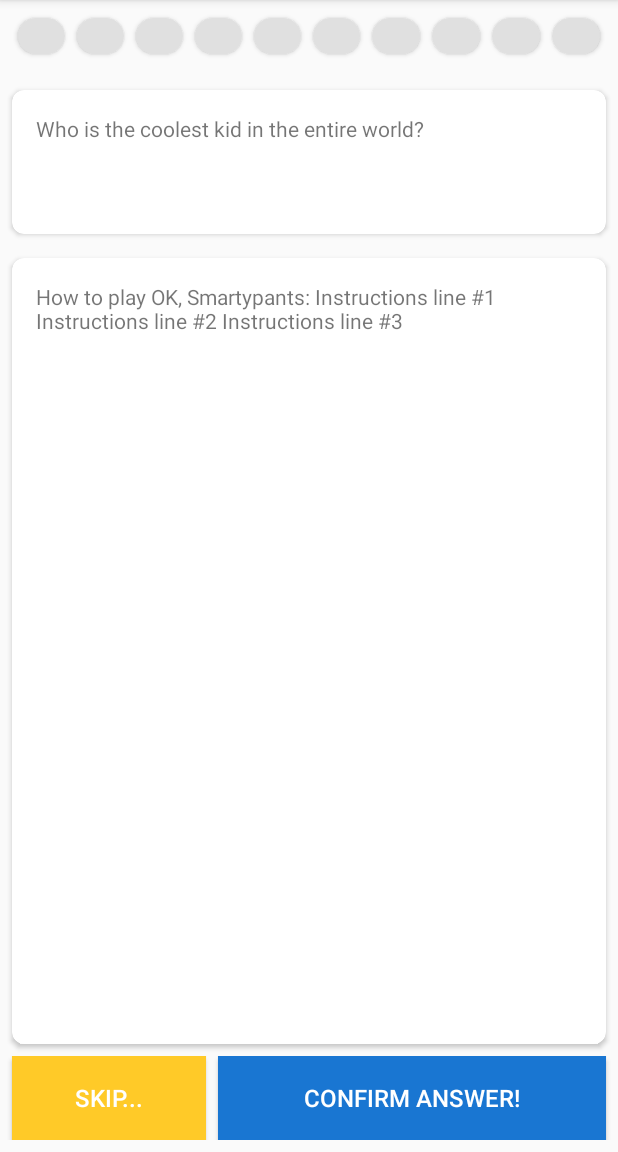
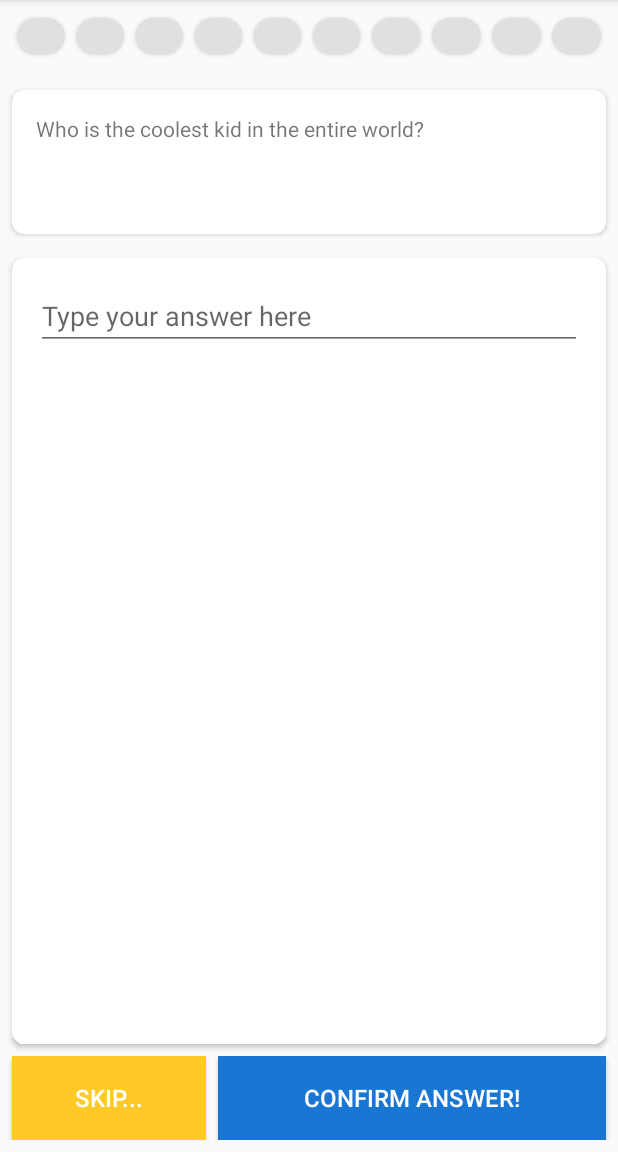
Before and after one commit to jamack/Project-QuizApp, an Android app: the screen it shows after launch (MainActivity), after a tap on "GOT IT. LET’S GO!", on a phone screen of 412 x 824 dp, the part 84-1236 px from its top. Run offline under Robolectric (Android 15) with nearby library versions, the phone set to English and light mode, and no system bars.

Commit message:
Got the TextTrivia subclass built out and working with the MainActivity. Changed handling of TriviaEntry/subclass objects from individual objects with a built-in entry number to an array of these objects that can be accessed with the array index. With several sample TextTrivia objects in the array, I can now type an answer, submit that answer & check it, update the icons in the icon bar, load the next question, and repeat. While other answer types are not yet built out, this validates the basic functioning of the app so far.

```diff
--- a/app/src/main/java/com/example/android/project_quizapp/MainActivity.java
+++ b/app/src/main/java/com/example/android/project_quizapp/MainActivity.java
@@ -1,24 +1,33 @@
 package com.example.android.project_quizapp;
 
 import android.os.Bundle;
+import android.support.v4.content.ContextCompat;
 import android.support.v7.app.AppCompatActivity;
+import android.support.v7.widget.CardView;
+import android.util.Log;
 import android.view.View;
+import android.widget.EditText;
 import android.widget.TextView;
 
 public class MainActivity extends AppCompatActivity {
 
-    // The following code creates the trivia questions & answers by instantiating one of (3) different objects.
+    public EditText aiEditText; // Holds a reference to the EditText view in the answer/instructions card text
+    // These global variables will serve as shortcuts to the various Views. (Instead of using findViewById every time).
+    // will be initialized in the onCreate method, once the layout has been inflated.
+    protected CardView aiCard; // Holds a reference to the answer/instructions CardView container
+    // The following code creates an array of TriviaEntry objects (superclass) and initializes the array with (10) trivia questions & answers
+    // by instantiating one of (3) different subclass objects, via their constructors.
     // Each one of these objects (TextTrivia, RadiobutTrivia, & CheckboxTrivia) corresponds to a different answer type.
     // These subclasses all inherit from the TriviaEntry superclass.
-
-    TextTrivia questionNo01 = new TextTrivia(1, "Who is the coolest kid in the entire world?", "Colin");
-
-    // These global variables will be initialized in the onCreate method, once the layout has been inflated
-    private TextView qmText; // Holds a reference to the question/message card text, for easier usage
-    private TextView aiText; // Holds a reference to the answer/instructions card text, for easier usage
-
-    // This global variable will keep track of which question/answer pairing is "loaded" at any given moment
-    private int currentQuestionNum = 1;
+    TriviaEntry[] questionArray = new TriviaEntry[]{
+            new TextTrivia("Who is the coolest kid in the entire world?", "Colin"),
+            new TextTrivia("Who is the best wife in the entire world?", "Liz"),
+            new TextTrivia("Who is the greatest pooch in the entire world?", "Super")
+    };
+    private TextView qmText; // Holds a reference to the question/message card text
+    private TextView aiText; // Holds a reference to the answer/instructions card text
+    // This global variable will keep track of which question/answer pairing is currently loaded or to find another question/answer.
+    private int questionIndex = 0;
 
     @Override
     protected void onCreate(Bundle savedInstanceState) {
@@ -26,25 +35,119 @@ public class MainActivity extends AppCompatActivity {
         setContentView(R.layout.activity_main);
 
         //Once the XML layout is inflated, fetch a URI Id for the question/message card and assign it to the qmText global variable
+        aiCard = (CardView) findViewById(R.id.answer_instructions_card);
         qmText = (TextView) findViewById(R.id.question_message_card_text);
         aiText = (TextView) findViewById(R.id.answer_instructions_card_text);
+        aiEditText = (EditText) findViewById(R.id.answer_instructions_card_edittext);
+
+
     }
 
     // This method is called by the "Got it. Let's Go" button on the introduction screen.
-    // It populates the first question & answer and swaps out the buttons.
+    // It populates the first question & answer(s) and swaps out the buttons.
     public void launchQuiz(View view) {
-
         // Swap out the buttons
         findViewById(R.id.lets_go_button).setVisibility(View.GONE);
         findViewById(R.id.skip_button).setVisibility(View.VISIBLE);
         findViewById(R.id.confirm_answer_button).setVisibility(View.VISIBLE);
 
-        // Load the first question & answer
-        qmText.setText(questionNo01.questionText);
-//        aiText.setText((questionNo01.getCorrectAnswer()));
+        // Switch visibility of the instructions TextView to GONE, to make room for the first question
+        aiText.setVisibility(View.GONE);
+
+        // Call the nextQuestion method to load the first question
+        nextQuestion();
     }
 
+    // This method is called by the "Confirm Answer!" button on a typical question screen.
+    // It processes the user's answer for the current question & loads the next question & answer(s).
+    public void answerQuestion(View view) {
+        //TODO determine which type of question has been answered & route the logic accordingly
+        if (questionArray[questionIndex] instanceof TextTrivia) {
+            // Process the TextTrivia answer type...
+            String userAnswer = aiEditText.getText().toString();
+            TextTrivia castTriviaEntry = (TextTrivia) questionArray[questionIndex]; // Downcast the TriviaEntry object to a TextTrivia object. (Class already checked!).
+            castTriviaEntry.submitAnswer(userAnswer);
+            aiEditText.setText("");
+        }
+//        else if(questionArray[questionIndex] instanceof CheckboxTrivia) {
+//            //TODO code to process the CheckboxTrivia answer type...
+//        }
 
+//        else if(questionArray[questionIndex] instanceof RadiobutTrivia) {
+//            //TODO code to process the RadiobutTrivia answer type...
+//        }
 
+        // Change icon color to blue
+        int myColor = ContextCompat.getColor(this, R.color.blue_700);
+//                int myColor = getResources().getColor(R.color.blue_700);
+        fetchIconViewId().setCardBackgroundColor(myColor);
+
+        //TODO check whether all questions have now been viewed
+//         TEMP - for testing. Remove once rest of code is working...
+        Log.v("MainActivity.java", "The value of questionArray.length is: " + Integer.toString(questionArray.length));
+        Log.v("MainActivity.java", "The value of questionIndex at current question is: " + Integer.toString(questionIndex));
+//      TESTING - CHANGE THE COMPARISON OPERATOR BACK TO "=="
+        if (questionIndex > questionArray.length - 1) {
+            //TODO Launch the Submit Answers screen/method/etc.
+        } else {
+            // Increment questionIndex
+            questionIndex += 1;
+            // Call the nextQuestion method to load the next question
+            nextQuestion();
+
+        }
+    }
+
+    // This method is called by other methods. (launchQuiz, answerQuestion, etc.)
+    // It will load the next unanswered question and populate the question & answer(s).
+    public void nextQuestion() {
+        // Mark question as viewed. Sets the TriviaEntry object's wasViewed variable to 'true' via its associated method
+        questionArray[questionIndex].questionViewed();
+
+        // Load question text from the current trivia entry into the miCard TextView
+        qmText.setText(questionArray[questionIndex].questionText);
+
+        //TODO load answer struxture/text from the current trivia entry into the aiCard container
+        //TODO determine which type of question has been answered & route the logic accordingly
+        // Process the TextTrivia answer type...
+        if (questionArray[questionIndex] instanceof TextTrivia) {
+            aiEditText.setVisibility(View.VISIBLE);
+        }
+//        else if(questionArray[questionIndex] instanceof CheckboxTrivia) {
+//            //TODO code to process the CheckboxTrivia answer type...
+//        }
+
+//        else if(questionArray[questionIndex] instanceof RadiobutTrivia) {
+//            //TODO code to process the RadiobutTrivia answer type...
+//        }
+
+    }
+
+    protected CardView fetchIconViewId() {
+        // questionIndex is targeted at an array and starts with 0. To be clearer which icon we're targeting, add 1 to the value for this switch
+        switch (questionIndex + 1) {
+            case 1:
+                return (CardView) findViewById(R.id.icon_q1);
+            case 2:
+                return (CardView) findViewById(R.id.icon_q2);
+            case 3:
+                return (CardView) findViewById(R.id.icon_q3);
+            case 4:
+                return (CardView) findViewById(R.id.icon_q4);
+            case 5:
+                return (CardView) findViewById(R.id.icon_q5);
+            case 6:
+                return (CardView) findViewById(R.id.icon_q6);
+            case 7:
+                return (CardView) findViewById(R.id.icon_q7);
+            case 8:
+                return (CardView) findViewById(R.id.icon_q8);
+            case 9:
+                return (CardView) findViewById(R.id.icon_q9);
+            case 10:
+                return (CardView) findViewById(R.id.icon_q10);
+        }
+        return (CardView) findViewById(R.id.icon_q1); // WHY DO I NEED THIS LINE IF ALL ITEMS ABOVE RETURN A VALUE?
+    }
 
 }
--- a/app/src/main/java/com/example/android/project_quizapp/TextTrivia.java
+++ b/app/src/main/java/com/example/android/project_quizapp/TextTrivia.java
@@ -1,4 +1,6 @@
 package com.example.android.project_quizapp;
+
+import android.util.Log;
 
 /**
  * Created by James on 5/23/2017.
@@ -9,12 +11,9 @@ public class TextTrivia extends TriviaEntry {
     // Text of the correct answer.
     protected String correctAnswer;
 
-    // Text of user's answer.
-    private String userAnswer;
-
     // the TextTrivia subclass has (1) constructor
-    public TextTrivia(int entryNum, String questionText, String answer) {
-        super(entryNum, questionText);
+    public TextTrivia(String questionText, String answer) {
+        super(questionText);
         correctAnswer = answer;
     }
 
@@ -27,5 +26,32 @@ public class TextTrivia extends TriviaEntry {
         return correctAnswer;
     }
 
+    protected void skipQuestion() {
+        //TODO set wasViewed to 'true'
+        //TODO change icon color to orange
+        //TODO increment currentQuestionNum
+        //TODO call method to load next question
+    }
+
+    /**
+     * This method is called by the answerQuestion method in MainActivity.java.
+     * It processes the user's answer by first updating the global variable to show the question was answered (i.e. not skipped),
+     * then it checks whether the user's answer text matches the correct answer text and accordingly
+     * updates the global variable for whether the question was answered correctly,
+     *
+     * @param userAnswer Text that user input in the answer's EditText view.
+     */
+    protected void submitAnswer(String userAnswer) {
+        //set wasAnswered to 'true'
+        wasAnswered = true;
+
+        //check user's answer against correct answer & store whether or not question was answered correctly.
+        // LEARNING MOMENT: Comparing CONTENTS of the String objects. Using '==' compares the Objects themselves.
+        if (userAnswer.equals(correctAnswer)) {
+            wasAnsweredCorrectly = true;
+            Log.v("TextTrivia.java", "HAND-OFF TO TEXTRIVIA.JAVA SUCCESSFUL. Question was also answered correctly!");
+        }
+    }
+
 
 }
--- a/app/src/main/java/com/example/android/project_quizapp/TriviaEntry.java
+++ b/app/src/main/java/com/example/android/project_quizapp/TriviaEntry.java
@@ -5,10 +5,6 @@ package com.example.android.project_quizapp;
  */
 
 class TriviaEntry {
-
-    // Used as an identifier & to facilitate stepping through trivia entries.
-    // Assigned a unique, sequential value at time of instantiation.
-    protected int entryNum;
 
     // Text of the question.
     protected String questionText;
@@ -21,14 +17,18 @@ class TriviaEntry {
     // This will used to identify "skipped" answers that the user can return to.
     protected boolean wasAnswered;
 
+    // Stores whether question was answered correctly. 'True' if correct, 'False' if incorrect.
+    // Correct answers will be tallied at the end of the quiz.
+    protected boolean wasAnsweredCorrectly;
+
     // The TriviaEntry class has (1) constructor.
     // In practice, this will never be called, b/c it does not contain an answer field.
     // One of its (3) subclasses - each corresponding to an answer type - will be used instead.
-    public TriviaEntry(int entryNum, String questionText) {
-        this.entryNum = entryNum;
+    public TriviaEntry(String questionText) {
         this.questionText = questionText;
     }
 
+    // "Getter" method to access the encapsulated questionText field
     public String getQuestionText() {
         return questionText;
     }
@@ -43,4 +43,17 @@ class TriviaEntry {
         this.wasAnswered = true;
     }
 
+//    // THIS IS JUST A TEMPORARY TEST!! (METHOD WILL BE IN THE SUBCLASSES)
+//    protected void submitAnswer(String userAnswer) {
+//        //set wasAnswered to 'true'
+//        wasAnswered = true;
+//
+//        //check user's answer against correct answer & store whether or not question was answered correctly.
+//        if(userAnswer == correctAnswer) {
+//            wasAnsweredCorrectly = true;
+//        } else {
+//            wasAnsweredCorrectly = false;
+//        }
+//    }
+
 }
--- a/app/src/main/res/layout/activity_main.xml
+++ b/app/src/main/res/layout/activity_main.xml
@@ -266,6 +266,7 @@
             android:layout_marginRight="8dp"
             android:layout_weight="2"
             android:background="@color/blue_700"
+            android:onClick="answerQuestion"
             android:text="Confirm answer!"
             android:textColor="@color/white"
             android:textSize="16sp"
```
